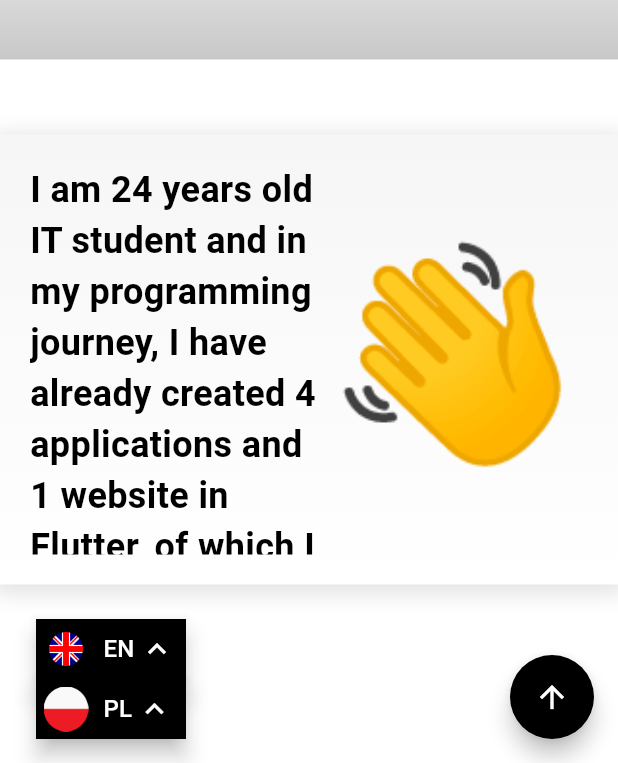
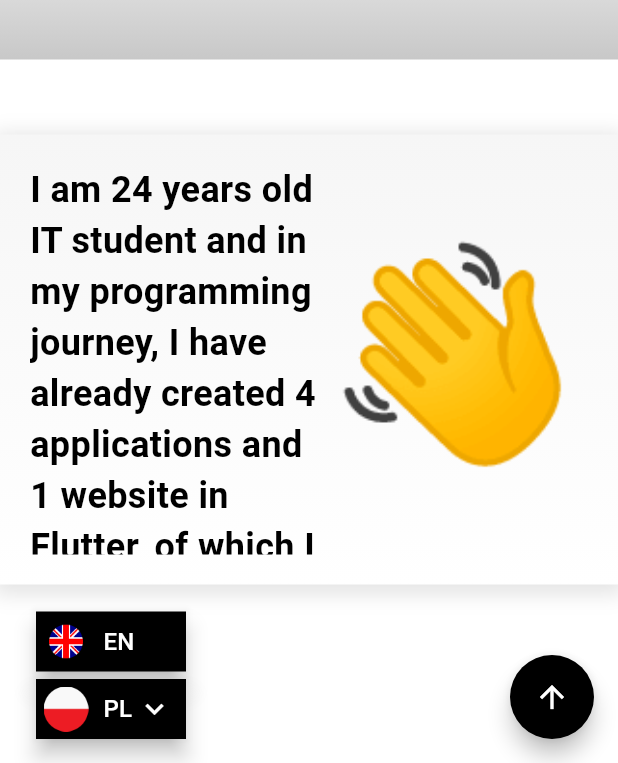
Before and after one commit to maciejsulikowski/my_website, a Flutter app: the screen it shows after launch, scrolled down 576 dp, after a tap on "PL", on a phone screen of 412 x 824 dp, the part 473-1236 px from its top. Run offline on Flutter 3.47's test engine with Material 3 defaults, Android fonts, the light colour scheme and no system bars; our stand-ins replace animated_text_kit, google_fonts, lottie, visibility_detector.

Commit message:
Create button for english and polish language

```diff
--- a/lib/app/features/main_layout/main_layout.dart
+++ b/lib/app/features/main_layout/main_layout.dart
@@ -4,7 +4,8 @@ import 'package:google_fonts/google_fonts.dart';
 import 'package:my_website/app/features/widgets/about_me/about_app_widget.dart';
 import 'package:my_website/app/features/widgets/about_me/about_app_widget_second.dart';
 import 'package:my_website/app/features/widgets/contact/contact_widget.dart';
-import 'package:my_website/app/features/widgets/floating_action_buttons/language_floating_action_button.dart';
+
+import 'package:my_website/app/features/widgets/floating_action_buttons/second_language_action_button.dart';
 import 'package:my_website/app/features/widgets/floating_action_buttons/up_arrow_floating_action_button.dart';
 import 'package:my_website/app/features/widgets/footer/footer_widget.dart';
 import 'package:my_website/app/features/widgets/navigation/navigation_bar.dart';
@@ -12,13 +13,21 @@ import 'package:my_website/app/features/widgets/about_me/personal_widget.dart';
 import 'package:my_website/app/features/widgets/portfolio/portfolio_widget.dart';
 import 'package:my_website/app/features/widgets/side_bar.dart';
 
-class MainLayout extends StatelessWidget {
+class MainLayout extends StatefulWidget {
   MainLayout({
     super.key,
   });
 
+  @override
+  State<MainLayout> createState() => _MainLayoutState();
+}
+
+class _MainLayoutState extends State<MainLayout> {
   final ScrollController scrollController = ScrollController();
+
   final List<GlobalKey> listOfKeys = List.generate(4, (_) => GlobalKey());
+
+  bool isClicked = false;
 
   @override
   Widget build(BuildContext context) {
@@ -26,21 +35,12 @@ class MainLayout extends StatelessWidget {
       floatingActionButton: Row(
         mainAxisAlignment: MainAxisAlignment.spaceBetween,
         children: [
-          const Padding(
-            padding: EdgeInsets.only(left: 40),
+          Padding(
+            padding: const EdgeInsets.only(left: 40),
             child: Column(
               mainAxisAlignment: MainAxisAlignment.end,
               children: [
-                SizedBox(
-                  height: 40,
-                  width: 100,
-                  child: LanguageFloatingActionButton(),
-                ),
-                SizedBox(
-                  height: 40,
-                  width: 100,
-                  child: LanguageFloatingActionButton(),
-                ),
+                SecondLanguageActionButton(),
               ],
             ),
           ),
@@ -135,3 +135,18 @@ class MainLayout extends StatelessWidget {
     );
   }
 }
+
+// class ButtonWidget extends StatelessWidget {
+//   const ButtonWidget({
+//     super.key,
+//   });
+
+//   @override
+//   Widget build(BuildContext context) {
+//     return SizedBox(
+//       height: 40,
+//       width: 100,
+//       child: SecondLanguageActionButton(),
+//     );
+//   }
+// }
--- a/lib/app/features/widgets/floating_action_buttons/language_floating_action_button.dart
+++ /dev/null
@@ -1,60 +0,0 @@
-import 'package:flutter/material.dart';
-import 'package:flutter/widgets.dart';
-import 'package:google_fonts/google_fonts.dart';
-
-class LanguageFloatingActionButton extends StatefulWidget {
-  const LanguageFloatingActionButton({
-    super.key,
-  });
-
-  @override
-  State<LanguageFloatingActionButton> createState() =>
-      _LanguageFloatingActionButtonState();
-}
-
-class _LanguageFloatingActionButtonState
-    extends State<LanguageFloatingActionButton> {
-  bool isClicked = false;
-
-  void toogleButton() {
-    isClicked = !isClicked;
-  }
-
-  @override
-  Widget build(BuildContext context) {
-    return FloatingActionButton(
-        onPressed: () {
-          setState(() {
-            toogleButton();
-          });
-        },
-        backgroundColor: Colors.black,
-        shape: const RoundedRectangleBorder(),
-        child: Row(
-          children: [
-            Container(
-              margin: const EdgeInsets.all(5),
-              child: Image(
-                image: AssetImage(
-                  isClicked ? 'images/great_britain.png' : 'images/poland.png',
-                ),
-              ),
-            ),
-            const SizedBox(
-              width: 5,
-            ),
-            Text(
-              isClicked ? 'EN' : 'PL',
-              style: GoogleFonts.aBeeZee(color: Colors.white, fontSize: 16),
-            ),
-            const SizedBox(
-              width: 3,
-            ),
-            const Icon(
-              Icons.keyboard_arrow_up,
-              color: Colors.white,
-            )
-          ],
-        ));
-  }
-}
--- a/lib/app/features/widgets/floating_action_buttons/second_language_action_button.dart
+++ b/lib/app/features/widgets/floating_action_buttons/second_language_action_button.dart
@@ -1,9 +1,10 @@
+import 'package:flutter/cupertino.dart';
 import 'package:flutter/material.dart';
 import 'package:flutter/widgets.dart';
 import 'package:google_fonts/google_fonts.dart';
 
 class SecondLanguageActionButton extends StatefulWidget {
-  const SecondLanguageActionButton({
+  SecondLanguageActionButton({
     super.key,
   });
 
@@ -14,19 +15,105 @@ class SecondLanguageActionButton extends StatefulWidget {
 
 class SecondLanguageActionButtonState
     extends State<SecondLanguageActionButton> {
-  bool isClicked = false;
+  bool isExpanded = false;
+  String selectedLanguage = 'PL';
 
-  void toogleButton() {
-    isClicked = !isClicked;
+  void toggleExpansion() {
+    setState(() {
+      isExpanded = !isExpanded;
+    });
+  }
+
+  void selectLanguage(String language) {
+    setState(() {
+      if (selectedLanguage != language) {
+        // Zmiana języka tylko wtedy, gdy jest inny niż obecnie wybrany
+        selectedLanguage = language;
+        isExpanded = false;
+      }
+    });
   }
 
   @override
   Widget build(BuildContext context) {
-    return FloatingActionButton(
+    return Column(
+      children: [
+        if (isExpanded && selectedLanguage == 'PL') ...[
+          const SizedBox(height: 5),
+          SizedBox(
+            height: 40,
+            width: 100,
+            child: FloatingActionButton(
+              onPressed: () => selectLanguage('EN'),
+              backgroundColor: Colors.black,
+              shape: const RoundedRectangleBorder(),
+              child: Row(
+                children: [
+                  Container(
+                    margin: const EdgeInsets.all(5),
+                    child: Image(
+                      image: AssetImage(
+                        'images/great_britain.png',
+                      ),
+                    ),
+                  ),
+                  const SizedBox(
+                    width: 5,
+                  ),
+                  Text(
+                    'EN',
+                    style:
+                        GoogleFonts.aBeeZee(color: Colors.white, fontSize: 16),
+                  ),
+                ],
+              ),
+            ),
+          ),
+          const SizedBox(height: 5),
+        ],
+        if (isExpanded && selectedLanguage == 'EN') ...[
+          const SizedBox(
+            height: 5,
+          ),
+          SizedBox(
+            height: 40,
+            width: 100,
+            child: FloatingActionButton(
+              onPressed: () => selectLanguage('PL'),
+              backgroundColor: Colors.black,
+              shape: const RoundedRectangleBorder(),
+              child: Row(
+                children: [
+                  Container(
+                    margin: const EdgeInsets.all(5),
+                    child: Image(
+                      image: AssetImage(
+                        'images/poland.png',
+                      ),
+                    ),
+                  ),
+                  const SizedBox(
+                    width: 5,
+                  ),
+                  Text(
+                    'PL',
+                    style:
+                        GoogleFonts.aBeeZee(color: Colors.white, fontSize: 16),
+                  ),
+                ],
+              ),
+            ),
+          ),
+          const SizedBox(
+            height: 5,
+          ),
+        ],
+        SizedBox(
+          height: 40,
+          width: 100,
+          child: FloatingActionButton(
               onPressed: () {
-          setState(() {
-            toogleButton();
-          });
+                toggleExpansion();
               },
               backgroundColor: Colors.black,
               shape: const RoundedRectangleBorder(),
@@ -36,7 +123,9 @@ class SecondLanguageActionButtonState
                     margin: const EdgeInsets.all(5),
                     child: Image(
                       image: AssetImage(
-                  isClicked ? 'images/great_britain.png' : 'images/poland.png',
+                        selectedLanguage == 'EN'
+                            ? 'images/great_britain.png'
+                            : 'images/poland.png',
                       ),
                     ),
                   ),
@@ -44,17 +133,23 @@ class SecondLanguageActionButtonState
                     width: 5,
                   ),
                   Text(
-              isClicked ? 'EN' : 'PL',
-              style: GoogleFonts.aBeeZee(color: Colors.white, fontSize: 16),
+                    selectedLanguage,
+                    style:
+                        GoogleFonts.aBeeZee(color: Colors.white, fontSize: 16),
                   ),
                   const SizedBox(
                     width: 3,
                   ),
-            const Icon(
-              Icons.keyboard_arrow_up,
+                  Icon(
+                    isExpanded
+                        ? Icons.keyboard_arrow_down
+                        : Icons.keyboard_arrow_up,
                     color: Colors.white,
                   )
                 ],
-        ));
+              )),
+        ),
+      ],
+    );
   }
 }
```
Also changed, not shown: lib/app/features/widgets/floating_action_buttons/up_arrow_floating_action_button.dart (+0 -10 lines). Lines whose indentation alone changed are shown as unchanged.
